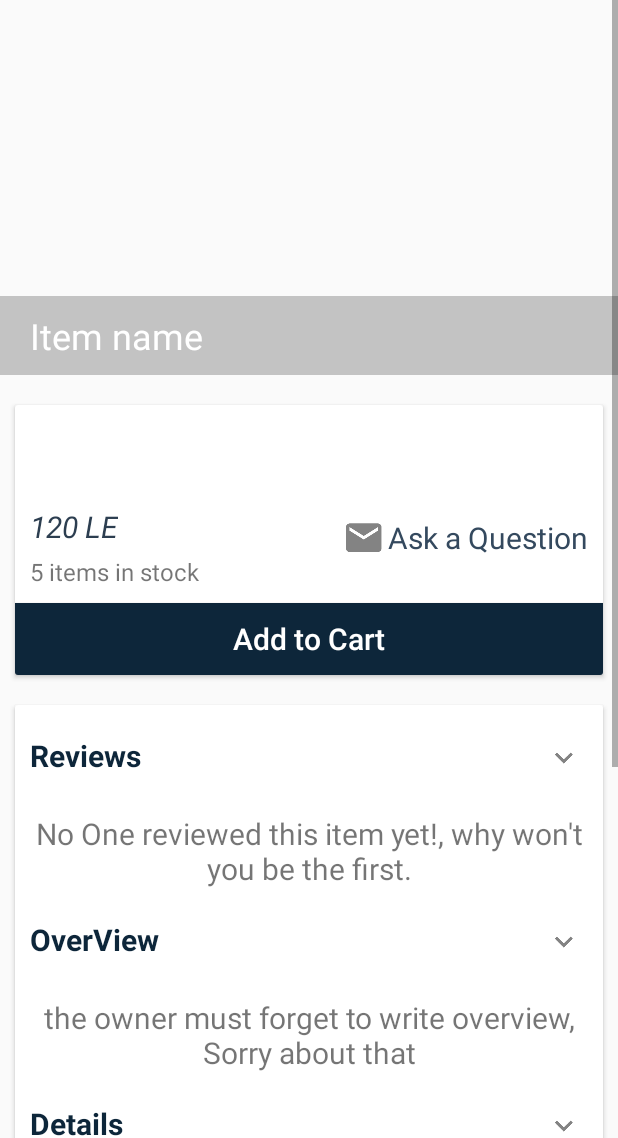
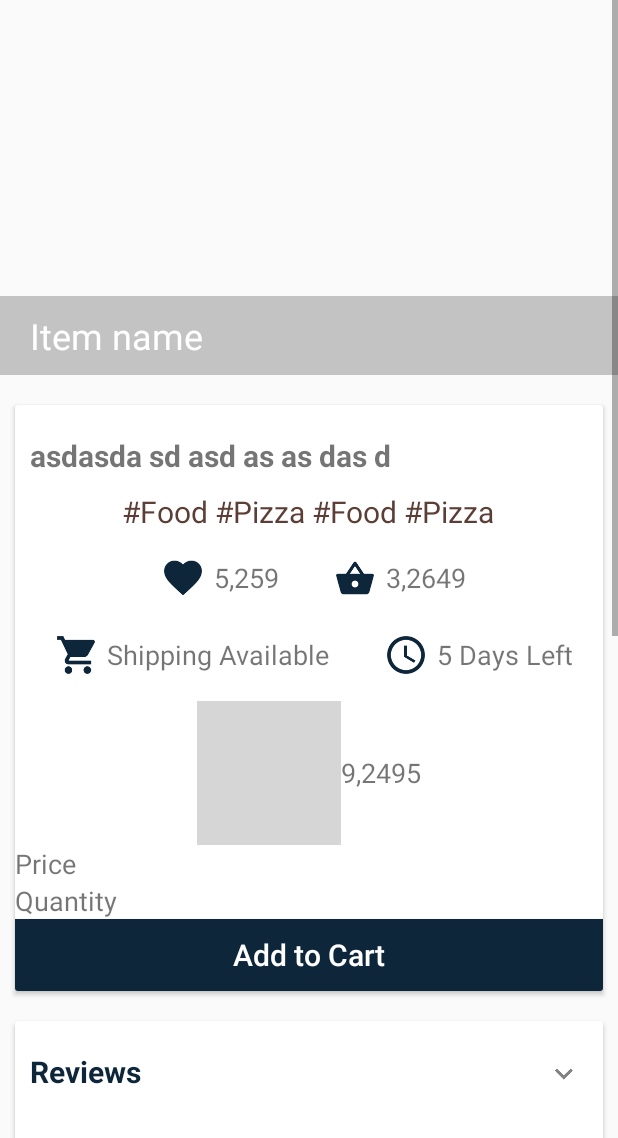
Before and after one commit to MohamedAliArafa/Get, an Android app: the layout fragment_item_detail.xml on its own in the app's theme, with its tools: preview values and no code run, on a phone screen of 412 x 824 dp, the part 98-1236 px from its top. Run offline under Robolectric (Android 15) with nearby library versions, the phone set to English and light mode, and no system bars; network calls fail; grey boxes are pictures that could not be loaded.

Commit message:
New Design 9-8-2016

```diff
--- a/app/src/main/java/com/zeowls/get/ItemDetailFragment.java
+++ b/app/src/main/java/com/zeowls/get/ItemDetailFragment.java
@@ -2,18 +2,14 @@ package com.zeowls.get;
 
 import android.animation.Animator;
 import android.animation.ValueAnimator;
-import android.content.Context;
 import android.content.Intent;
 import android.content.SharedPreferences;
 import android.graphics.Bitmap;
 import android.graphics.drawable.BitmapDrawable;
-import android.net.Uri;
 import android.os.AsyncTask;
 import android.os.Bundle;
 import android.support.annotation.Nullable;
 import android.support.v4.app.Fragment;
-import android.support.v4.app.FragmentManager;
-import android.support.v4.app.FragmentTransaction;
 import android.support.v7.widget.CardView;
 import android.support.v7.widget.GridLayoutManager;
 import android.support.v7.widget.RecyclerView;
@@ -29,11 +25,8 @@ import android.widget.ProgressBar;
 import android.widget.RelativeLayout;
 import android.widget.ScrollView;
 import android.widget.TextView;
-import android.widget.Toast;
-
 import com.squareup.picasso.Picasso;
 import com.zeowls.get.BackEnd.Core;
-import com.zeowls.get.BackEnd.FireOwl;
 import com.zeowls.get.Models.ItemDataMode;
 import com.zeowls.get.Widgets.SpacesItemDecoration;
 import com.zeowls.get.adapters.SectionedRecyclerViewAdapter;
@@ -247,7 +240,8 @@ public class ItemDetailFragment extends Fragment {
                 Log.d("Array size", String.valueOf(items.size()));
                 holder.ItemName.setText(items.get(absolutePosition).getName());
                 holder.ShopName.setText(items.get(absolutePosition).getShopName());
-                holder.ItemPrice.setText("$" + String.valueOf(items.get(absolutePosition).getPrice()));
+                String itemPrice_String = "$"+String.valueOf(items.get(absolutePosition).getPrice());
+                holder.ItemPrice.setText(itemPrice_String);
                 if (items.get(absolutePosition).getImgUrl().equals("http://bubble.zeowls.com/uploads/")) {
                     holder.imageView.setImageResource(R.drawable.android);
                 } else {
@@ -374,9 +368,6 @@ public class ItemDetailFragment extends Fragment {
         this.item_id = id;
     }
 
-    public void setShopId(int id) {
-        this.shop_id = id;
-    }
 
 
     private class loadingData extends AsyncTask {
@@ -856,11 +847,6 @@ public class ItemDetailFragment extends Fragment {
                     public boolean onPreDraw() {
                         Expandable_Reviews.getViewTreeObserver().removeOnPreDrawListener(this);
                         Expandable_Reviews.setVisibility(View.GONE);
-
-                        final int widthSpec = View.MeasureSpec.makeMeasureSpec(0, View.MeasureSpec.UNSPECIFIED);
-                        final int heightSpec = View.MeasureSpec.makeMeasureSpec(0, View.MeasureSpec.UNSPECIFIED);
-//                        Expandable_Reviews.measure(widthSpec, heightSpec);
-
                         mAnimator = slideAnimator(0, Expandable_Reviews.getMeasuredHeight());
                         return true;
                     }
@@ -872,12 +858,10 @@ public class ItemDetailFragment extends Fragment {
             @Override
             public void onClick(View v) {
                 if (Expandable_Reviews.getVisibility() == View.GONE) {
-
                     expand();
                     Reviews_Arrow_Down.setVisibility(View.GONE);
                     Reviews_Arrow_Up.setVisibility(View.VISIBLE);
                 } else {
-
                     collapse();
                     Reviews_Arrow_Down.setVisibility(View.VISIBLE);
                     Reviews_Arrow_Up.setVisibility(View.GONE);
@@ -885,8 +869,6 @@ public class ItemDetailFragment extends Fragment {
                 }
             }
         });
-
-
         Expandable_OverView.getViewTreeObserver().addOnPreDrawListener(
                 new ViewTreeObserver.OnPreDrawListener() {
 
@@ -894,11 +876,6 @@ public class ItemDetailFragment extends Fragment {
                     public boolean onPreDraw() {
                         Expandable_OverView.getViewTreeObserver().removeOnPreDrawListener(this);
                         Expandable_OverView.setVisibility(View.GONE);
-
-                        final int widthSpec = View.MeasureSpec.makeMeasureSpec(0, View.MeasureSpec.UNSPECIFIED);
-                        final int heightSpec = View.MeasureSpec.makeMeasureSpec(0, View.MeasureSpec.UNSPECIFIED);
-//                        Expandable_Reviews.measure(widthSpec, heightSpec);
-
                         mAnimator2 = slideAnimator2(0, Expandable_OverView.getMeasuredHeight());
                         return true;
                     }
@@ -910,12 +887,10 @@ public class ItemDetailFragment extends Fragment {
             @Override
             public void onClick(View v) {
                 if (Expandable_OverView.getVisibility() == View.GONE) {
-
                     expand2();
                     OverView_Arrow_Down.setVisibility(View.GONE);
                     OverView_Arrow_Up.setVisibility(View.VISIBLE);
                 } else {
-
                     collapse2();
                     OverView_Arrow_Down.setVisibility(View.VISIBLE);
                     OverView_Arrow_Up.setVisibility(View.GONE);
@@ -931,11 +906,6 @@ public class ItemDetailFragment extends Fragment {
                     public boolean onPreDraw() {
                         Expandable_Details.getViewTreeObserver().removeOnPreDrawListener(this);
                         Expandable_Details.setVisibility(View.GONE);
-
-                        final int widthSpec = View.MeasureSpec.makeMeasureSpec(0, View.MeasureSpec.UNSPECIFIED);
-                        final int heightSpec = View.MeasureSpec.makeMeasureSpec(0, View.MeasureSpec.UNSPECIFIED);
-//                        Expandable_Reviews.measure(widthSpec, heightSpec);
-
                         mAnimator3 = slideAnimator3(0, Expandable_Details.getMeasuredHeight());
                         return true;
                     }
@@ -967,7 +937,6 @@ public class ItemDetailFragment extends Fragment {
                 //      showDialog();
             }
         });
-        //  Fragment_Item_Detail_ScrollView.fullScroll(ScrollView.FOCUS_UP);
 
 
     }
--- a/app/src/main/res/layout/fragment_item_detail.xml
+++ b/app/src/main/res/layout/fragment_item_detail.xml
@@ -10,8 +10,7 @@
         android:layout_width="wrap_content"
         android:layout_height="wrap_content"
         android:layout_gravity="center"
-        android:background="@color/Back1"
-        />
+        android:background="@color/Back1" />
 
     <LinearLayout
         android:id="@+id/error"
@@ -158,67 +157,155 @@
                             android:layout_marginRight="10dp"
                             android:layout_marginStart="10dp"
                             android:layout_marginTop="20dp"
+                            android:text="asdasda sd asd as as das d"
                             android:textSize="20sp"
                             android:textStyle="bold" />
+
+
+                        <TextView
+                            android:id="@+id/Offer_Key_Value"
+                            android:layout_width="wrap_content"
+                            android:layout_height="wrap_content"
+                            android:layout_below="@+id/item_detail_desc"
+                            android:layout_centerHorizontal="true"
+                            android:layout_marginTop="10dp"
+                            android:gravity="center_horizontal"
+                            android:text="#Food #Pizza #Food #Pizza"
+                            android:textColor="@color/primaryDark"
+                            android:textSize="20sp" />
+
+                        <LinearLayout
+                            android:id="@+id/Fav_Sales_layout"
+                            android:layout_width="wrap_content"
+                            android:layout_height="wrap_content"
+                            android:layout_below="@+id/Offer_Key_Value"
+                            android:layout_centerHorizontal="true"
+                            android:layout_marginTop="10dp"
+                            android:orientation="horizontal">
+
+
+                            <ImageView
+                                android:layout_width="wrap_content"
+                                android:layout_height="wrap_content"
+                                android:src="@drawable/ic_action_favorite" />
+
+
+                            <TextView
+                                android:layout_width="wrap_content"
+                                android:layout_height="wrap_content"
+                                android:layout_gravity="center_vertical"
+                                android:layout_marginEnd="30dp"
+                                android:layout_marginRight="30dp"
+                                android:text="5,259"
+                                android:textSize="18sp" />
+
+
+                            <ImageView
+                                android:layout_width="wrap_content"
+                                android:layout_height="wrap_content"
+                                android:src="@drawable/ic_action_shopping_basket" />
+
+
+                            <TextView
+                                android:layout_width="wrap_content"
+                                android:layout_height="wrap_content"
+                                android:layout_gravity="center_vertical"
+                                android:text="3,2649"
+                                android:textSize="18sp" />
+
+                        </LinearLayout>
+
+
+                        <LinearLayout
+                            android:id="@+id/Shipping_Time_layout"
+                            android:layout_width="wrap_content"
+                            android:layout_height="wrap_content"
+                            android:layout_below="@+id/Fav_Sales_layout"
+                            android:layout_centerHorizontal="true"
+                            android:layout_marginTop="10dp"
+                            android:orientation="horizontal">
+
+
+                            <ImageView
+                                android:layout_width="wrap_content"
+                                android:layout_height="wrap_content"
+                                android:src="@drawable/ic_maps_local_grocery_store" />
+
+
+                            <TextView
+                                android:layout_width="wrap_content"
+                                android:layout_height="wrap_content"
+                                android:layout_gravity="center_vertical"
+                                android:layout_marginEnd="30dp"
+                                android:layout_marginRight="30dp"
+                                android:text="Shipping Available"
+                                android:textSize="18sp"
+                                android:lines="1"
+                                android:maxLines="1"
+                                />
+
+
+                            <ImageView
+                                android:layout_width="wrap_content"
+                                android:layout_height="wrap_content"
+                                android:src="@drawable/ic_action_query_builder" />
+
+
+                            <TextView
+                                android:layout_width="wrap_content"
+                                android:layout_height="wrap_content"
+                                android:layout_gravity="center_vertical"
+                                android:text="5 Days Left"
+                                android:lines="1"
+                                android:maxLines="1"
+                                android:textSize="18sp" />
+
+
+                        </LinearLayout>
+
+                        <LinearLayout
+                            android:id="@+id/statistics_Layout"
+                            android:layout_width="wrap_content"
+                            android:layout_height="wrap_content"
+                            android:layout_below="@+id/Shipping_Time_layout"
+                            android:layout_centerHorizontal="true"
+                            android:layout_marginTop="10dp"
+                            android:orientation="horizontal">
+
+
+                            <ImageView
+                                android:layout_width="wrap_content"
+                                android:layout_height="wrap_content"
+                                android:src="@drawable/ic_action_action_assessment" />
+
+
+                            <TextView
+                                android:layout_width="wrap_content"
+                                android:layout_height="wrap_content"
+                                android:layout_gravity="center_vertical"
+                                android:text="9,2495"
+                                android:textSize="18sp" />
+
+
+                        </LinearLayout>
 
 
                         <TextView
                             android:id="@+id/item_detail_price"
                             android:layout_width="wrap_content"
                             android:layout_height="wrap_content"
-                            android:layout_below="@+id/item_detail_desc"
-                            android:layout_marginLeft="10dp"
-                            android:layout_marginStart="10dp"
-                            android:layout_marginTop="20dp"
-                            android:textColor="@color/colorPrimary"
-                            android:textSize="20sp"
-                            android:textStyle="italic"
-                            tools:text="120 LE" />
-
+                            android:layout_below="@+id/statistics_Layout"
+                            android:text="Price"
+                            android:textSize="18sp"
+                            />
 
                         <TextView
                             android:id="@+id/item_Qty"
                             android:layout_width="wrap_content"
                             android:layout_height="wrap_content"
-                            android:layout_alignLeft="@+id/item_detail_price"
-                            android:layout_alignStart="@+id/item_detail_price"
                             android:layout_below="@+id/item_detail_price"
-                            android:layout_marginBottom="10dp"
-                            android:layout_marginTop="5dp"
-                            android:text="5 items in stock"
-                            android:textSize="16sp" />
-
-
-                        <RelativeLayout
-                            android:layout_width="wrap_content"
-                            android:layout_height="wrap_content"
-                            android:layout_alignParentEnd="true"
-                            android:layout_alignParentRight="true"
-                            android:layout_below="@+id/item_detail_desc"
-                            android:layout_marginEnd="10dp"
-                            android:layout_marginRight="10dp"
-                            android:layout_marginTop="25dp"
-
-                            >
-
-                            <ImageView
-                                android:id="@+id/Email_Im"
-                                android:layout_width="wrap_content"
-                                android:layout_height="wrap_content"
-                                android:src="@drawable/ic_action_content_mail" />
-
-                            <TextView
-                                android:layout_width="wrap_content"
-                                android:layout_height="wrap_content"
-                                android:layout_centerVertical="true"
-                                android:layout_toRightOf="@+id/Email_Im"
-                                android:text="Ask a Question"
-                                android:textColor="@color/colorPrimaryDark"
-                                android:textSize="20sp"
-
-                                />
-
-                        </RelativeLayout>
+                            android:text="Quantity"
+                            android:textSize="18sp" />
 
 
                         <Button
--- a/app/src/main/res/layout/list_item_main.xml
+++ b/app/src/main/res/layout/list_item_main.xml
@@ -166,7 +166,6 @@
             android:layout_width="match_parent"
             android:layout_height="wrap_content"
             android:layout_below="@+id/Time_Left_Layout"
-            android:orientation="horizontal"
             >
 
             <TextView
```
